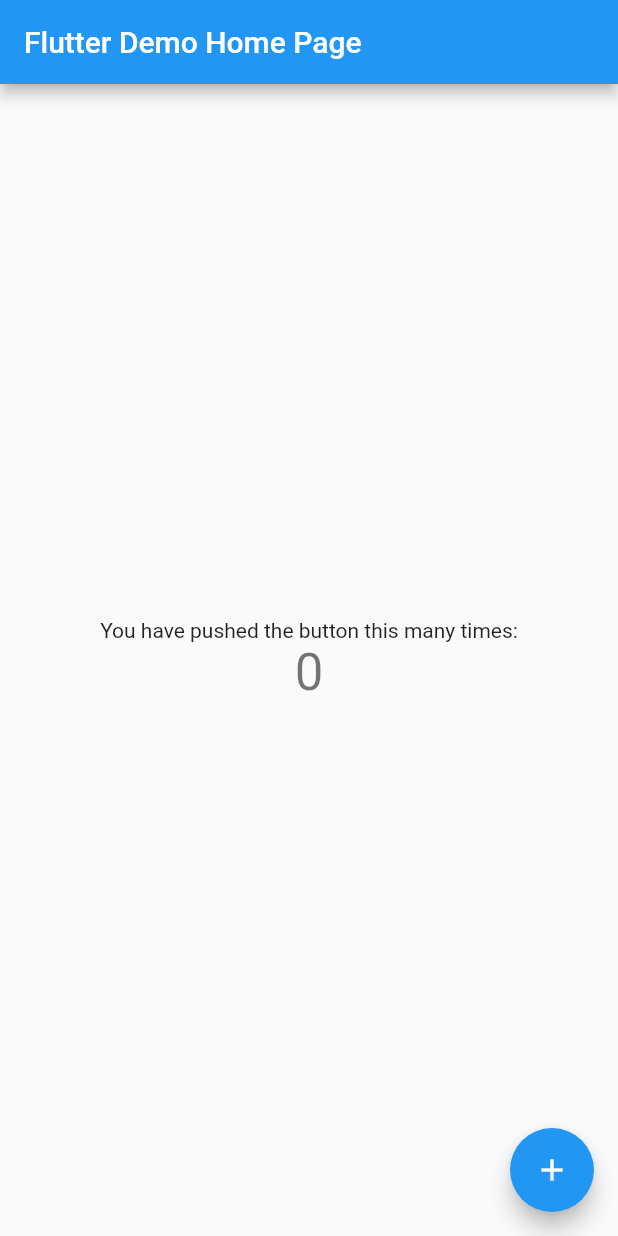
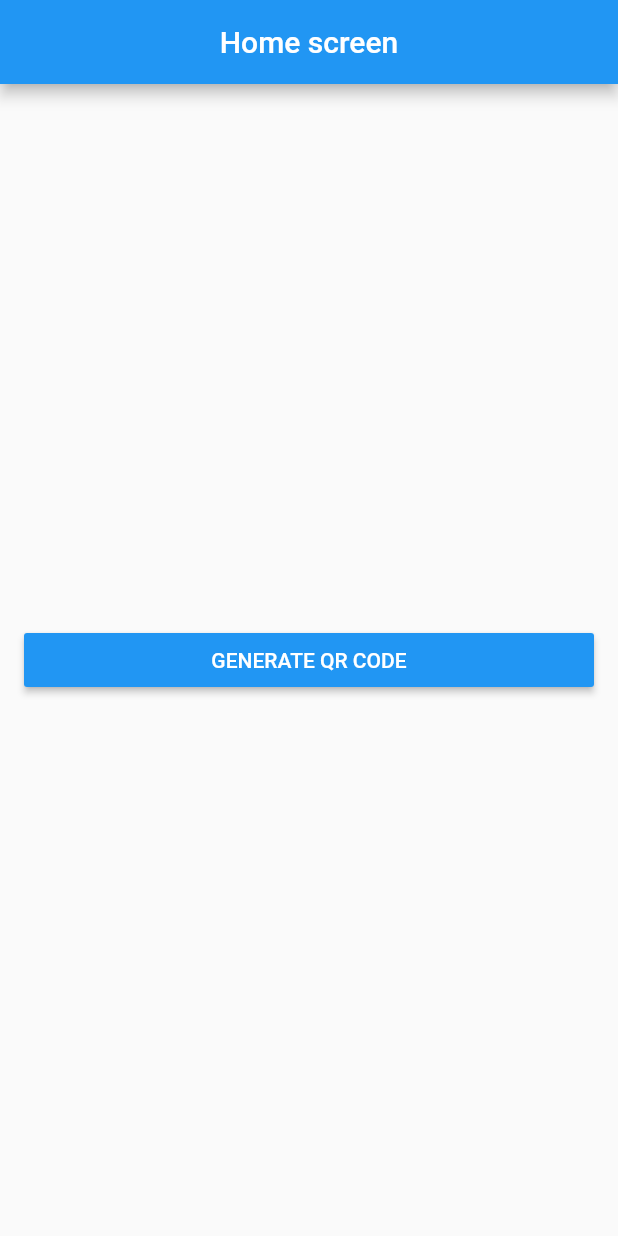
Before and after one commit to Kukustar/acrual_of_bonucec_client, a Flutter app: the screen it shows after launch, on a phone screen of 412 x 824 dp. Run offline on Flutter 3.47's test engine with Material 2 defaults, Android fonts, the phone set to English and light mode, and no system bars; our stand-ins replace qr_flutter.

Commit message:
-fix problem with generating qr code for app

```diff
--- /dev/null
+++ b/lib/home_screen.dart
@@ -0,0 +1,38 @@
+import 'package:flutter/material.dart';
+import 'package:acrual_of_bonucec_client/generate_qr_code.dart';
+
+class HomeScreen extends StatelessWidget{
+
+  @override
+  Widget build(BuildContext context){
+    return Scaffold(
+      appBar: AppBar(
+        centerTitle: true,
+        title: Text('Home screen')
+      ),
+      body: Center(
+        child: Column(
+          mainAxisAlignment: MainAxisAlignment.center,
+          crossAxisAlignment: CrossAxisAlignment.stretch,
+          children: <Widget>[
+            Padding(
+              padding: EdgeInsets.symmetric(vertical: 8.0, horizontal: 16.0),
+              child: RaisedButton(
+                  color: Colors.blue,
+                  textColor: Colors.white,
+                  splashColor: Colors.blueGrey,
+                  onPressed: () {
+                    Navigator.push(
+                      context,
+                      MaterialPageRoute(builder: (context) => GenerateScreen()),
+                    );
+                  },
+                  child: const Text('GENERATE QR CODE')
+              ),
+            ),
+          ],
+        ),
+      ),
+    );
+  }
+}
--- a/lib/main.dart
+++ b/lib/main.dart
@@ -1,4 +1,5 @@
 import 'package:flutter/material.dart';
+import 'package:acrual_of_bonucec_client/home_screen.dart';
 
 void main() {
   runApp(MyApp());
@@ -11,107 +12,10 @@ class MyApp extends StatelessWidget {
     return MaterialApp(
       title: 'Flutter Demo',
       theme: ThemeData(
-        // This is the theme of your application.
-        //
-        // Try running your application with "flutter run". You'll see the
-        // application has a blue toolbar. Then, without quitting the app, try
-        // changing the primarySwatch below to Colors.green and then invoke
-        // "hot reload" (press "r" in the console where you ran "flutter run",
-        // or simply save your changes to "hot reload" in a Flutter IDE).
-        // Notice that the counter didn't reset back to zero; the application
-        // is not restarted.
         primarySwatch: Colors.blue,
-        // This makes the visual density adapt to the platform that you run
-        // the app on. For desktop platforms, the controls will be smaller and
-        // closer together (more dense) than on mobile platforms.
         visualDensity: VisualDensity.adaptivePlatformDensity,
       ),
-      home: MyHomePage(title: 'Flutter Demo Home Page'),
+      home: HomeScreen(),
     );
   }
 }
-
-class MyHomePage extends StatefulWidget {
-  MyHomePage({Key key, this.title}) : super(key: key);
-
-  // This widget is the home page of your application. It is stateful, meaning
-  // that it has a State object (defined below) that contains fields that affect
-  // how it looks.
-
-  // This class is the configuration for the state. It holds the values (in this
-  // case the title) provided by the parent (in this case the App widget) and
-  // used by the build method of the State. Fields in a Widget subclass are
-  // always marked "final".
-
-  final String title;
-
-  @override
-  _MyHomePageState createState() => _MyHomePageState();
-}
-
-class _MyHomePageState extends State<MyHomePage> {
-  int _counter = 0;
-
-  void _incrementCounter() {
-    setState(() {
-      // This call to setState tells the Flutter framework that something has
-      // changed in this State, which causes it to rerun the build method below
-      // so that the display can reflect the updated values. If we changed
-      // _counter without calling setState(), then the build method would not be
-      // called again, and so nothing would appear to happen.
-      _counter++;
-    });
-  }
-
-  @override
-  Widget build(BuildContext context) {
-    // This method is rerun every time setState is called, for instance as done
-    // by the _incrementCounter method above.
-    //
-    // The Flutter framework has been optimized to make rerunning build methods
-    // fast, so that you can just rebuild anything that needs updating rather
-    // than having to individually change instances of widgets.
-    return Scaffold(
-      appBar: AppBar(
-        // Here we take the value from the MyHomePage object that was created by
-        // the App.build method, and use it to set our appbar title.
-        title: Text(widget.title),
-      ),
-      body: Center(
-        // Center is a layout widget. It takes a single child and positions it
-        // in the middle of the parent.
-        child: Column(
-          // Column is also a layout widget. It takes a list of children and
-          // arranges them vertically. By default, it sizes itself to fit its
-          // children horizontally, and tries to be as tall as its parent.
-          //
-          // Invoke "debug painting" (press "p" in the console, choose the
-          // "Toggle Debug Paint" action from the Flutter Inspector in Android
-          // Studio, or the "Toggle Debug Paint" command in Visual Studio Code)
-          // to see the wireframe for each widget.
-          //
-          // Column has various properties to control how it sizes itself and
-          // how it positions its children. Here we use mainAxisAlignment to
-          // center the children vertically; the main axis here is the vertical
-          // axis because Columns are vertical (the cross axis would be
-          // horizontal).
-          mainAxisAlignment: MainAxisAlignment.center,
-          children: <Widget>[
-            Text(
-              'You have pushed the button this many times:',
-            ),
-            Text(
-              '$_counter',
-              style: Theme.of(context).textTheme.headline4,
-            ),
-          ],
-        ),
-      ),
-      floatingActionButton: FloatingActionButton(
-        onPressed: _incrementCounter,
-        tooltip: 'Increment',
-        child: Icon(Icons.add),
-      ), // This trailing comma makes auto-formatting nicer for build methods.
-    );
-  }
-}
--- a/pubspec.yaml
+++ b/pubspec.yaml
@@ -28,6 +28,7 @@ dependencies:
   # The following adds the Cupertino Icons font to your application.
   # Use with the CupertinoIcons class for iOS style icons.
   cupertino_icons: ^0.1.3
+  qr_flutter: ^3.1.0
 
 dev_dependencies:
   flutter_test:
```
Also changed, not shown: lib/generate_qr_code.dart (added, +127 -0 lines), pubspec.lock.
